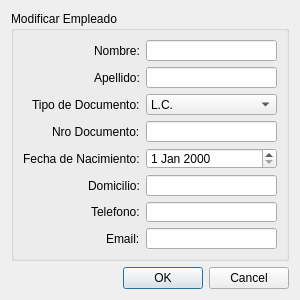
This is src/ui/DialogModificarPersonal.ui in guilleurrutia10/division-transporte as Qt 5 draws it before an edit. The edited form follows.
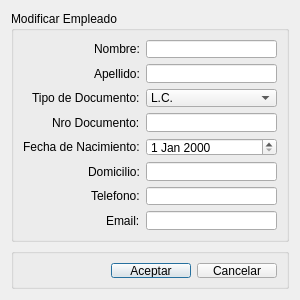
This is the edited form.

Commit message: modificaciones ui con group box parte 2

Patch:
```diff
--- a/src/ui/DialogModificarPersonal.ui
+++ b/src/ui/DialogModificarPersonal.ui
@@ -130,13 +130,63 @@
     </widget>
    </item>
    <item>
-    <widget class="QDialogButtonBox" name="buttonBox">
-     <property name="orientation">
-      <enum>Qt::Horizontal</enum>
+    <widget class="QGroupBox" name="groupBoxButtonBox">
+     <property name="minimumSize">
+      <size>
+       <width>271</width>
+       <height>41</height>
+      </size>
      </property>
-     <property name="standardButtons">
-      <set>QDialogButtonBox::Cancel|QDialogButtonBox::Ok</set>
+     <property name="maximumSize">
+      <size>
+       <width>16777215</width>
+       <height>41</height>
+      </size>
      </property>
+     <property name="title">
+      <string/>
+     </property>
+     <layout class="QGridLayout" name="gridLayout_2">
+      <property name="leftMargin">
+       <number>9</number>
+      </property>
+      <property name="topMargin">
+       <number>9</number>
+      </property>
+      <property name="rightMargin">
+       <number>9</number>
+      </property>
+      <property name="bottomMargin">
+       <number>8</number>
+      </property>
+      <item row="0" column="1">
+       <widget class="QPushButton" name="pushButtonAceptar">
+        <property name="text">
+         <string>Aceptar</string>
+        </property>
+       </widget>
+      </item>
+      <item row="0" column="2">
+       <widget class="QPushButton" name="pushButtonCancelar">
+        <property name="text">
+         <string>Cancelar</string>
+        </property>
+       </widget>
+      </item>
+      <item row="0" column="0">
+       <spacer name="horizontalSpacer_2">
+        <property name="orientation">
+         <enum>Qt::Horizontal</enum>
+        </property>
+        <property name="sizeHint" stdset="0">
+         <size>
+          <width>40</width>
+          <height>20</height>
+         </size>
+        </property>
+       </spacer>
+      </item>
+     </layout>
     </widget>
    </item>
   </layout>
```
Left out of the diff: 35 changed lines with no effect on the pictures. The commit also changes 28 other files.
